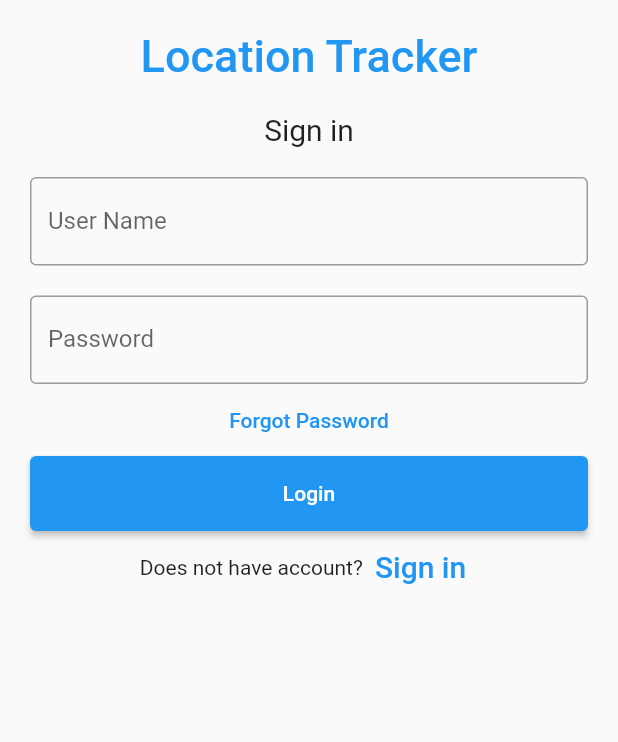
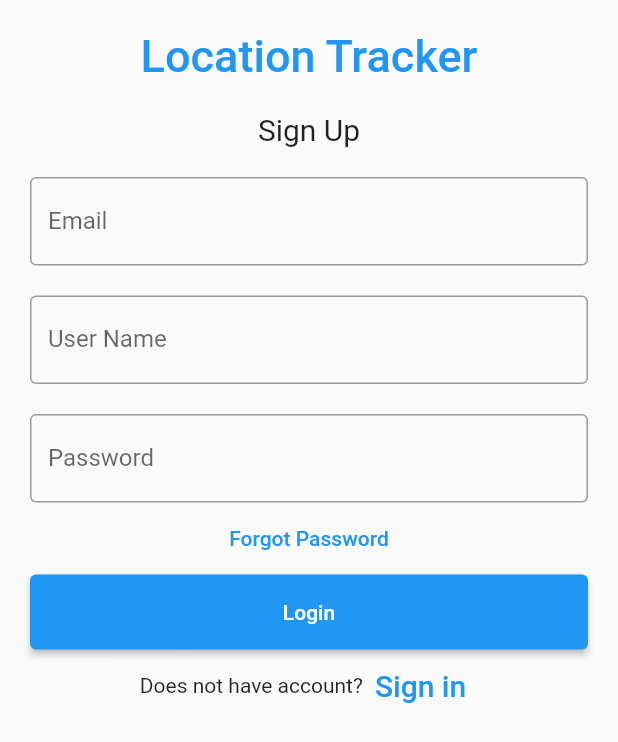
Before and after one commit to Sagnikban/Live_Location_Tracking, a Flutter app: the SignUp widget shown alone on an empty page, opened directly, on a phone screen of 412 x 824 dp. Shown: the top 742 px of the screen. Run offline on Flutter 3.47's test engine with Material 2 defaults, Android fonts, the phone set to English and light mode, and no system bars; our stand-ins replace firebase_auth, firebase_core, flutter_easyloading; accounts and stored records are empty; network calls fail.

Commit message:
Sign Up Page UI changes

```diff
--- a/lib/SignUp.dart
+++ b/lib/SignUp.dart
@@ -9,6 +9,7 @@ class SignUp extends StatefulWidget {
 
 class _SignUpState extends State<SignUp> {
   @override
+  TextEditingController EmailController = TextEditingController();
   TextEditingController nameController = TextEditingController();
   TextEditingController passwordController = TextEditingController();
   Widget build(BuildContext context) {
@@ -30,9 +31,19 @@ class _SignUpState extends State<SignUp> {
                 alignment: Alignment.center,
                 padding: const EdgeInsets.all(10),
                 child: const Text(
-                  'Sign in',
+                  'Sign Up',
                   style: TextStyle(fontSize: 20),
                 )),
+            Container(
+              padding: const EdgeInsets.all(10),
+              child: TextField(
+                controller: EmailController,
+                decoration: const InputDecoration(
+                  border: OutlineInputBorder(),
+                  labelText: 'Email',
+                ),
+              ),
+            ),
             Container(
               padding: const EdgeInsets.all(10),
               child: TextField(
```
